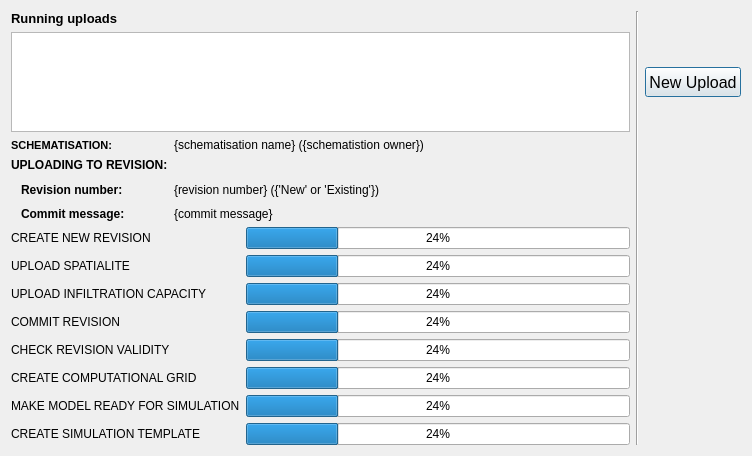
nens/threedi-api-qgis-client, file threedi_api_qgis_client/ui/upload_status.ui: the form before one commit.
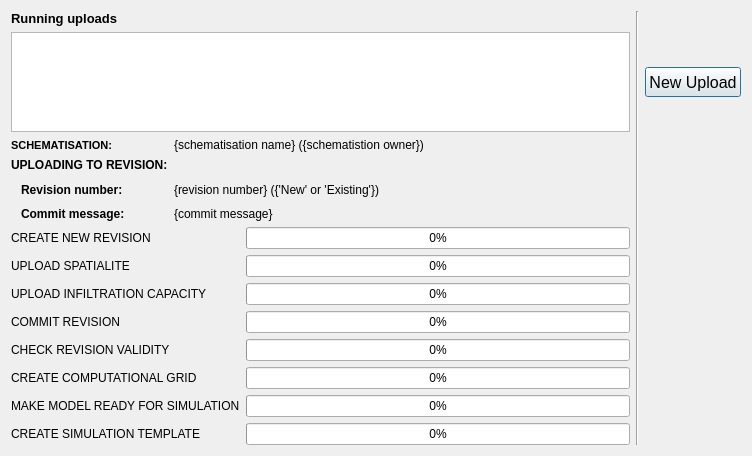
The form after the commit.

What changed in the file:
```diff
--- a/threedi_api_qgis_client/ui/upload_status.ui
+++ b/threedi_api_qgis_client/ui/upload_status.ui
@@ -37,7 +37,7 @@
      <item row="0" column="1">
       <widget class="QProgressBar" name="pbar_create_revision">
        <property name="value">
-        <number>24</number>
+        <number>0</number>
        </property>
       </widget>
      </item>
@@ -93,49 +93,49 @@
      <item row="1" column="1">
       <widget class="QProgressBar" name="pbar_upload_spatialite">
        <property name="value">
-        <number>24</number>
+        <number>0</number>
        </property>
       </widget>
      </item>
      <item row="2" column="1">
       <widget class="QProgressBar" name="pbar_upload_raster">
        <property name="value">
-        <number>24</number>
+        <number>0</number>
        </property>
       </widget>
      </item>
      <item row="3" column="1">
       <widget class="QProgressBar" name="pbar_commit">
        <property name="value">
-        <number>24</number>
+        <number>0</number>
        </property>
       </widget>
      </item>
      <item row="4" column="1">
       <widget class="QProgressBar" name="pbar_revision_validity">
        <property name="value">
-        <number>24</number>
+        <number>0</number>
        </property>
       </widget>
      </item>
      <item row="5" column="1">
       <widget class="QProgressBar" name="pbar_compute_grid">
        <property name="value">
-        <number>24</number>
+        <number>0</number>
        </property>
       </widget>
      </item>
      <item row="6" column="1">
       <widget class="QProgressBar" name="pbar_make_model">
        <property name="value">
-        <number>24</number>
+        <number>0</number>
        </property>
       </widget>
      </item>
      <item row="7" column="1">
       <widget class="QProgressBar" name="pbar_create_template">
        <property name="value">
-        <number>24</number>
+        <number>0</number>
        </property>
       </widget>
      </item>
```
Left out of the diff: 6 changed lines with no effect on the pictures.
